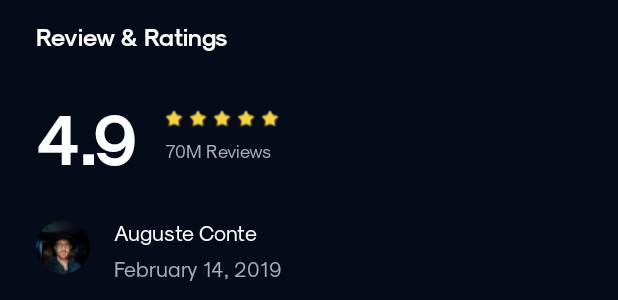
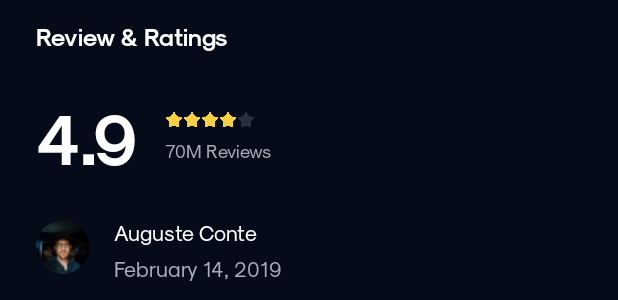
Before and after one commit to ArtemKohanenko/Dota-Page, an Android app built with Jetpack Compose: the @Preview function PreviewDotaScreen, scrolled down 516 dp, on a phone screen of 412 x 824 dp. Shown: the part 197-497 px from the top of the screen. Run offline under Robolectric (Android 15) with nearby library versions, the phone set to English and light mode, and no system bars; our stand-ins replace accompanist.

Commit message:
Добавил рассчитываемые звезды рейтинга

```diff
--- a/app/src/main/java/Components/DotaScreenContent.kt
+++ b/app/src/main/java/Components/DotaScreenContent.kt
@@ -34,8 +34,7 @@ import com.example.dotapage.fontF
 
 val screensList = listOf(
     R.drawable.screen_1,
-    R.drawable.screen_1,
-    R.drawable.screen_1
+    R.drawable.screen_2
 )
 
 @Composable
--- a/app/src/main/java/Components/DotaScreenHeader.kt
+++ b/app/src/main/java/Components/DotaScreenHeader.kt
@@ -70,7 +70,8 @@ private fun HeaderBackground (
     Image(
         modifier = Modifier
             .fillMaxWidth()
-            .height(340.dp),
+            .height(340.dp)
+            .aspectRatio(1f),
         painter = painter,
         contentDescription = "Header picture"
     )
--- a/app/src/main/java/Components/GameTitle.kt
+++ b/app/src/main/java/Components/GameTitle.kt
@@ -49,12 +49,8 @@ fun GameTitle (modifier: Modifier = Modifier) {
                 fontWeight = FontWeight.Bold)
             Spacer(modifier = Modifier.height(7.dp))
             Row {
-                Image(
-                    modifier = Modifier
-                        .size(height = 12.dp, width = 76.dp),
-                    painter = painterResource(R.drawable.rate),
-                    contentDescription = "AppRate"
-                )
+                RatingStars(4.9f, modifier = Modifier
+                    .height(12.dp))
                 Spacer(modifier = Modifier.width(10.dp))
                 Text("70M",
                     fontSize = 10.sp,
--- /dev/null
+++ b/app/src/main/java/Components/RatingStars.kt
@@ -0,0 +1,42 @@
+package Components
+
+import androidx.compose.foundation.Image
+import androidx.compose.foundation.layout.Row
+import androidx.compose.foundation.layout.size
+import androidx.compose.runtime.Composable
+import androidx.compose.ui.Modifier
+import androidx.compose.ui.res.painterResource
+import androidx.compose.ui.tooling.preview.Preview
+import androidx.compose.ui.unit.dp
+import com.example.dotapage.R
+
+@Composable
+fun RatingStars(rating: Float, modifier: Modifier = Modifier) {
+    Row (modifier = modifier) {
+        repeat(5) { index ->
+            val painter =
+            if (index.toFloat() + 1.5 < rating) {
+                painterResource(R.drawable.star_filled)
+            }
+            else if (index.toFloat() + 0.5 < rating && rating < index.toFloat() + 1) {
+                painterResource(R.drawable.star_empty)
+            }
+            else {
+                painterResource(R.drawable.star_half)
+            }
+
+            Image(
+                modifier = Modifier
+                    .size(12.dp),
+                painter = painter,
+                contentDescription = null
+            )
+        }
+    }
+}
+
+@Preview
+@Composable
+fun PreviewRatingStars() {
+    RatingStars(3.4f)
+}
--- a/app/src/main/java/Components/ReviewAndRating.kt
+++ b/app/src/main/java/Components/ReviewAndRating.kt
@@ -125,12 +125,8 @@ fun Rating() {
             )
         Spacer(modifier = Modifier.width(17.dp))
         Column {
-            Image(
-                modifier = Modifier
-                    .size(height = 12.dp, width = 76.dp),
-                painter = painterResource(R.drawable.rate),
-                contentDescription = "AppRate"
-            )
+            RatingStars(4.9f, modifier = Modifier
+                .height(12.dp))
             Spacer(modifier = Modifier.height(8.dp))
             Text("70M Reviews",
                 color = Color(parseColor("#A8ADB7")),
```
Also changed, not shown: app/src/main/res/drawable/star_empty.png (added), app/src/main/res/drawable/star_filled.png (added), app/src/main/res/drawable/star_half.png (added), 2 other files.
